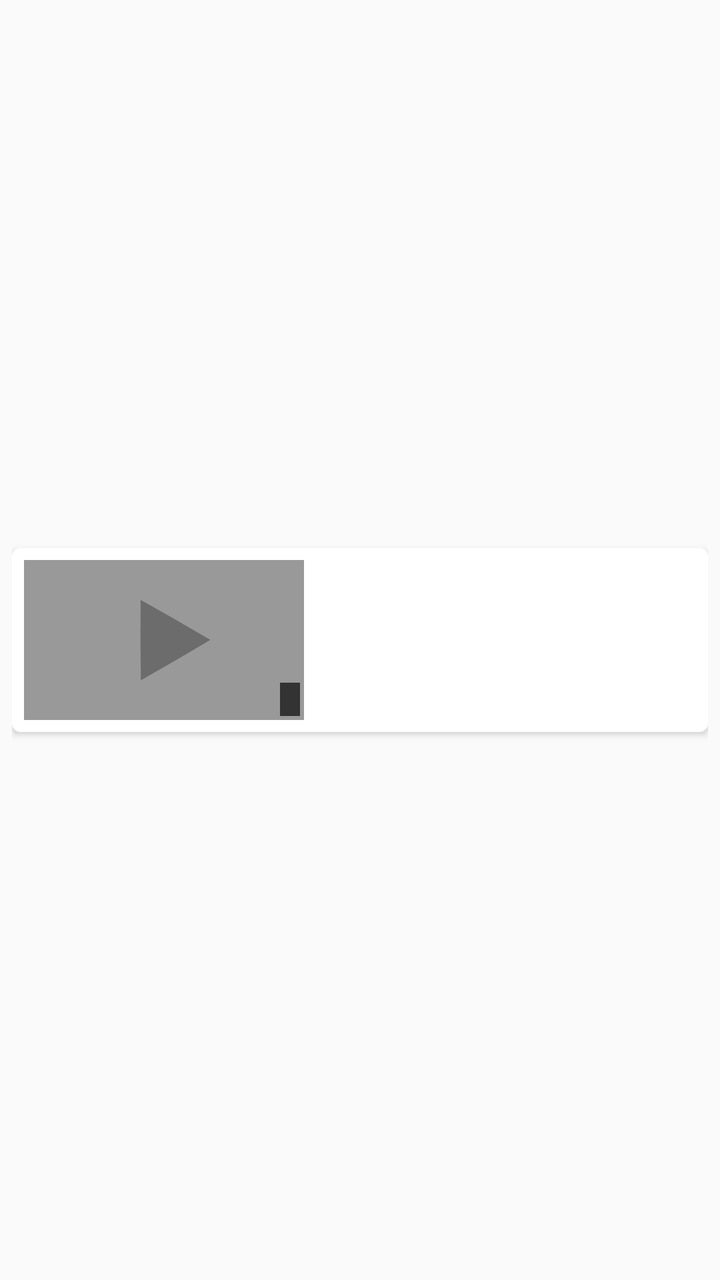
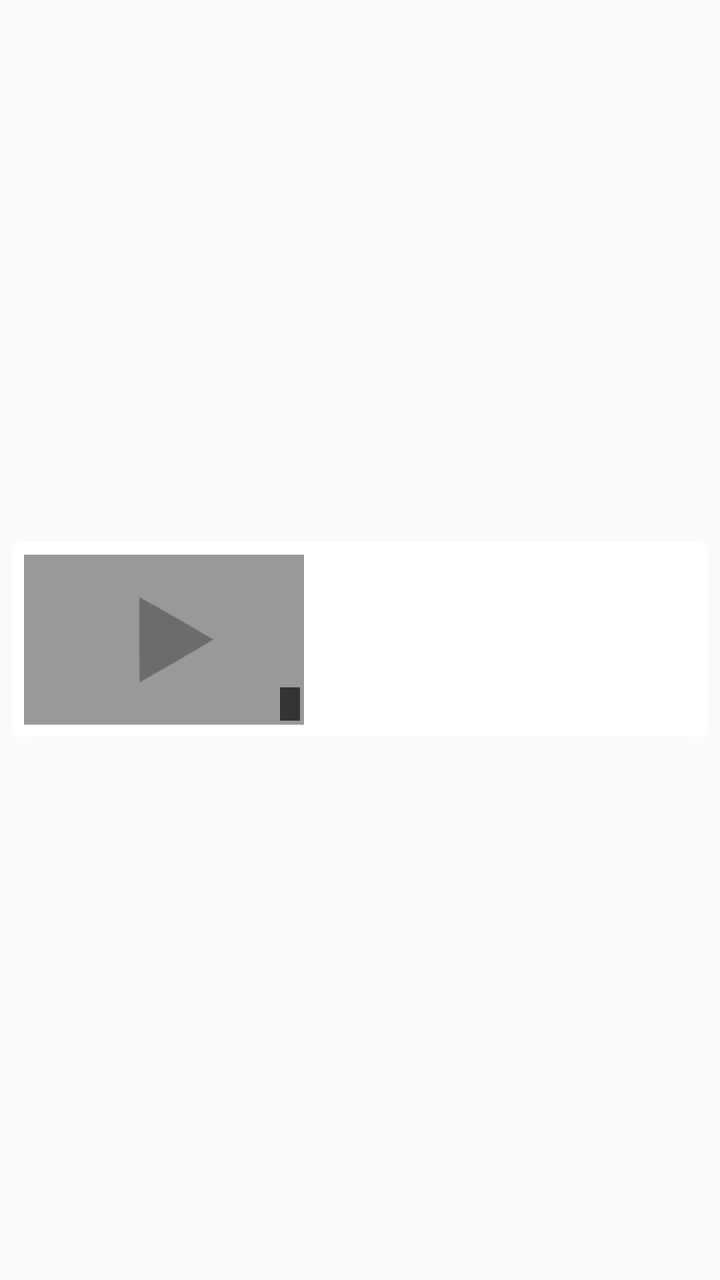

Before-and-after screenshots of an Android layout around one commit, followed by the original layout XML and the change that was made.
<!-- AndroidManifest.xml: application theme AppTheme -->
<!-- res/layout/video_item.xml -->
<?xml version="1.0" encoding="utf-8"?>
<LinearLayout xmlns:android="http://schemas.android.com/apk/res/android"
    xmlns:tools="http://schemas.android.com/tools"
    xmlns:card_view="http://schemas.android.com/apk/res-auto"
    android:layout_width="match_parent"
    android:layout_height="wrap_content"
    android:paddingTop="@dimen/video_item_search_card_vertical_margin"
    android:paddingBottom="@dimen/video_item_search_card_vertical_margin"
    android:paddingLeft="@dimen/video_item_search_card_horizontal_margin"
    android:paddingRight="@dimen/video_item_search_card_horizontal_margin"
    >

    <android.support.v7.widget.CardView
        xmlns:card_view="http://schemas.android.com/apk/res-auto"
        android:id="@+id/card_view"
        android:layout_gravity="center"
        android:orientation="vertical"
        android:layout_width="match_parent"
        android:layout_height="wrap_content"
        card_view:cardCornerRadius="@dimen/video_item_search_card_radius">

        <RelativeLayout
            xmlns:android="http://schemas.android.com/apk/res/android"
            android:orientation="vertical"
            android:layout_width="match_parent"
            android:layout_height="wrap_content"
            android:padding="@dimen/video_item_search_card_padding">

            <RelativeLayout android:id="@+id/itemThumbnailViewContainer"
                android:layout_marginRight="@dimen/video_item_search_image_right_margin"
                android:layout_width="wrap_content"
                android:layout_height="wrap_content">

                <ImageView android:id="@+id/itemThumbnailView"
                    android:contentDescription="@string/itemThumbnailViewDescription"
                    android:layout_width="@dimen/video_item_search_image_width"
                    android:layout_height="@dimen/video_item_search_image_height"
                    android:scaleType="centerCrop"
                    android:layout_alignParentLeft="true"
                    android:layout_alignParentStart="true"
                    android:layout_alignParentTop="true"
                    android:src="@drawable/dummy_thumbnail"/>

                <TextView android:id="@+id/itemDurationView"
                    android:layout_width="wrap_content"
                    android:layout_height="wrap_content"
                    android:layout_alignBottom="@id/itemThumbnailView"
                    android:layout_alignRight="@id/itemThumbnailView"
                    android:layout_alignEnd="@id/itemThumbnailView"
                    android:layout_marginRight="@dimen/video_item_search_duration_margin"
                    android:layout_marginEnd="@dimen/video_item_search_duration_margin"
                    android:layout_marginBottom="@dimen/video_item_search_duration_margin"
                    android:paddingTop="@dimen/video_item_search_duration_vertical_padding"
                    android:paddingBottom="@dimen/video_item_search_duration_vertical_padding"
                    android:paddingRight="@dimen/video_item_search_duration_horizontal_padding"
                    android:paddingLeft="@dimen/video_item_search_duration_horizontal_padding"
                    android:textAppearance="?android:attr/textAppearanceSmall"
                    android:textSize="@dimen/video_item_search_duration_text_size"
                    android:background="@color/durationBackground"
                    android:textColor="@color/durationText"/>

            </RelativeLayout>

            <LinearLayout
                android:orientation="vertical"
                android:layout_width="fill_parent"
                android:layout_height="@dimen/video_item_search_image_height"
                android:layout_toRightOf="@id/itemThumbnailViewContainer">

                <TextView android:id="@+id/itemVideoTitleView"
                    android:layout_weight="1"
                    android:layout_width="fill_parent"
                    android:layout_height="fill_parent"
                    android:textAppearance="?android:attr/textAppearanceLarge"
                    android:textSize="@dimen/video_item_search_title_text_size"/>

                <TextView android:id="@+id/itemUploaderView"
                    android:layout_width="match_parent"
                    android:layout_height="wrap_content"
                    android:singleLine="true"
                    android:textAppearance="?android:attr/textAppearanceSmall"
                    android:textSize="@dimen/video_item_search_uploader_text_size"/>

                <TextView android:id="@+id/itemUploadDateView"
                    android:layout_width="match_parent"
                    android:layout_height="wrap_content"
                    android:singleLine="true"
                    android:textAppearance="?android:attr/textAppearanceSmall"
                    android:textSize="@dimen/video_item_search_upload_date_text_size"/>

            </LinearLayout>

        </RelativeLayout>
    </android.support.v7.widget.CardView>
</LinearLayout>
<!-- resources referenced by this layout -->
<resources>
  <color name="durationBackground">#aa000000</color>
  <color name="durationText">#eeffffff</color>
  <dimen name="video_item_search_card_horizontal_margin">6dp</dimen>
  <dimen name="video_item_search_card_padding">6dp</dimen>
  <dimen name="video_item_search_card_radius">4dp</dimen>
  <dimen name="video_item_search_card_vertical_margin">2dp</dimen>
  <dimen name="video_item_search_duration_horizontal_padding">5sp</dimen>
  <dimen name="video_item_search_duration_margin">2sp</dimen>
  <dimen name="video_item_search_duration_text_size">11sp</dimen>
  <dimen name="video_item_search_duration_vertical_padding">1sp</dimen>
  <dimen name="video_item_search_image_height">80dp</dimen>
  <dimen name="video_item_search_image_right_margin">6dp</dimen>
  <dimen name="video_item_search_image_width">140dp</dimen>
  <dimen name="video_item_search_title_text_size">14sp</dimen>
  <dimen name="video_item_search_upload_date_text_size">12sp</dimen>
  <dimen name="video_item_search_uploader_text_size">12sp</dimen>
  <!-- drawable dummy_thumbnail: png bitmap (drawable-nodpi, 2654 bytes) -->
  <string name="itemThumbnailViewDescription">Video preview thumbnail</string>
  <style name="AppTheme" parent="Theme.AppCompat.Light">
          <item name="android:actionBarStyle">@style/NewPipeActionbarTheme</item>
          <item name="actionBarStyle">@style/NewPipeActionbarTheme</item>
          <item name="colorPrimary">@color/primaryColorYoutube</item>
          <item name="colorPrimaryDark">@color/primaryColorDarkYoutube</item>
          <item name="colorAccent">@color/accentColorYoutube</item>
      </style>
  <style name="NewPipeActionbarTheme" parent="Widget.AppCompat.Light.ActionBar.Solid">
          <item name="android:displayOptions">showHome</item>
          <item name="displayOptions">showHome</item>
          <item name="android:background">@color/primaryColorYoutube</item>
          <item name="background">@color/primaryColorYoutube</item>
      </style>
  <color name="primaryColorYoutube">#cd322e</color>
  <color name="primaryColorDarkYoutube">#bc211d</color>
  <color name="accentColorYoutube">#000000</color>
</resources>

<!-- the commit's change to res/layout/video_item.xml (unified diff, before → after) -->
@@ -33,8 +33,8 @@
 
                 <ImageView android:id="@+id/itemThumbnailView"
                     android:contentDescription="@string/itemThumbnailViewDescription"
-                    android:layout_width="@dimen/video_item_search_image_width"
-                    android:layout_height="@dimen/video_item_search_image_height"
+                    android:layout_width="@dimen/video_item_search_thumbnail_image_width"
+                    android:layout_height="@dimen/video_item_search_thumbnail_image_height"
                     android:scaleType="centerCrop"
                     android:layout_alignParentLeft="true"
                     android:layout_alignParentStart="true"
@@ -64,7 +64,7 @@
             <LinearLayout
                 android:orientation="vertical"
                 android:layout_width="fill_parent"
-                android:layout_height="@dimen/video_item_search_image_height"
+                android:layout_height="@dimen/video_item_search_thumbnail_image_height"
                 android:layout_toRightOf="@id/itemThumbnailViewContainer">
 
                 <TextView android:id="@+id/itemVideoTitleView"
<!-- resource entries referenced after the edit -->
@@ -1,7 +1,7 @@
 <!-- resources referenced by this layout -->
 <resources>
-  <color name="durationBackground">#aa000000</color>
-  <color name="durationText">#eeffffff</color>
+  <color name="durationBackground">#a000</color>
+  <color name="durationText">#efff</color>
   <dimen name="video_item_search_card_horizontal_margin">6dp</dimen>
   <dimen name="video_item_search_card_padding">6dp</dimen>
   <dimen name="video_item_search_card_radius">4dp</dimen>
@@ -10,9 +10,9 @@
   <dimen name="video_item_search_duration_margin">2sp</dimen>
   <dimen name="video_item_search_duration_text_size">11sp</dimen>
   <dimen name="video_item_search_duration_vertical_padding">1sp</dimen>
-  <dimen name="video_item_search_image_height">80dp</dimen>
   <dimen name="video_item_search_image_right_margin">6dp</dimen>
-  <dimen name="video_item_search_image_width">140dp</dimen>
+  <dimen name="video_item_search_thumbnail_image_height">85dp</dimen>
+  <dimen name="video_item_search_thumbnail_image_width">140dp</dimen>
   <dimen name="video_item_search_title_text_size">14sp</dimen>
   <dimen name="video_item_search_upload_date_text_size">12sp</dimen>
   <dimen name="video_item_search_uploader_text_size">12sp</dimen>
@@ -33,6 +33,6 @@
       </style>
   <color name="primaryColorYoutube">#cd322e</color>
   <color name="primaryColorDarkYoutube">#bc211d</color>
-  <color name="accentColorYoutube">#000000</color>
+  <color name="accentColorYoutube">#000</color>
 </resources>
 
